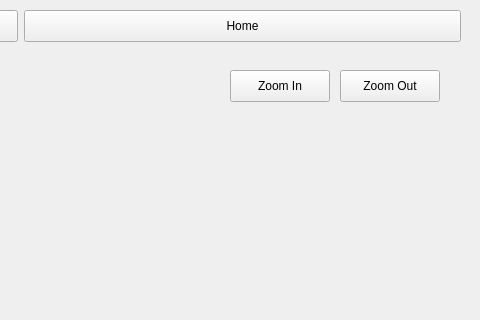
Qt form levelscreen.ui (tate8/digital-circuit-design) before a commit; both pictures show x 720 to 1200 and y 0 to 320 of the 1200 by 800 pixel window.
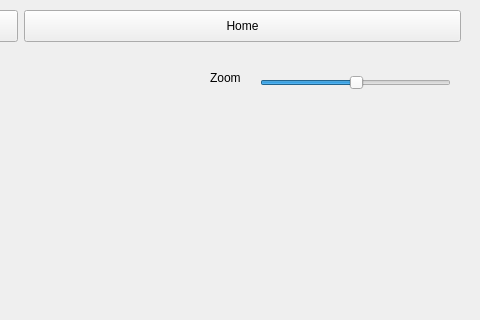
The same form after that commit. Custom widgets are drawn as their Qt base class.

The edit to the form file:
```diff
--- a/levelscreen.ui
+++ b/levelscreen.ui
@@ -58,30 +58,39 @@
    <property name="styleSheet">
     <string notr="true"/>
    </property>
-   <widget class="QPushButton" name="zoomOutButton">
+   <widget class="QSlider" name="zoomSlider">
     <property name="geometry">
      <rect>
-      <x>760</x>
+      <x>680</x>
       <y>10</y>
-      <width>100</width>
-      <height>32</height>
+      <width>191</width>
+      <height>25</height>
      </rect>
     </property>
-    <property name="text">
-     <string>Zoom Out</string>
+    <property name="sliderPosition">
+     <number>50</number>
+    </property>
+    <property name="tracking">
+     <bool>true</bool>
+    </property>
+    <property name="orientation">
+     <enum>Qt::Horizontal</enum>
+    </property>
+    <property name="tickPosition">
+     <enum>QSlider::NoTicks</enum>
     </property>
    </widget>
-   <widget class="QPushButton" name="zoomInButton">
+   <widget class="QLabel" name="label_3">
     <property name="geometry">
      <rect>
-      <x>650</x>
+      <x>630</x>
       <y>10</y>
-      <width>100</width>
-      <height>32</height>
+      <width>41</width>
+      <height>16</height>
      </rect>
     </property>
     <property name="text">
-     <string>Zoom In</string>
+     <string>Zoom</string>
     </property>
    </widget>
   </widget>
```
